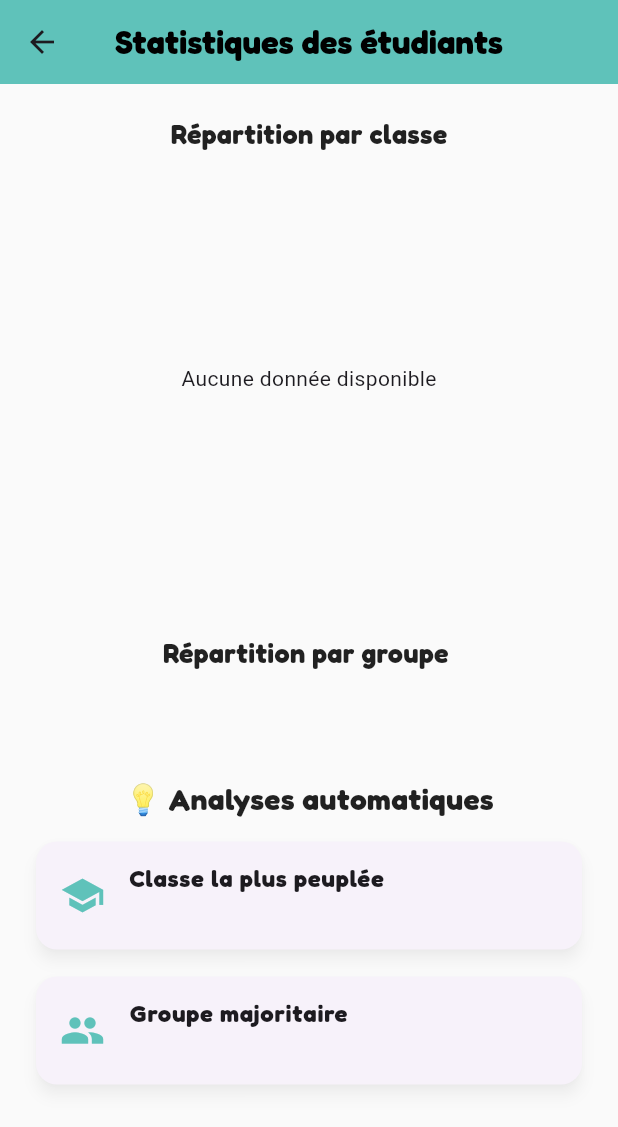
After one commit to MeriemGdara/attendoProject, a Flutter app: the GestionEtudiants screen opened by its route, after a tap on "Suivre les statistiques", on a phone screen of 412 x 824 dp. The commit adds this screen. Shown: the top 1127 px of the screen. Run offline on Flutter 3.47's test engine with Material 3 defaults, Android fonts, the phone set to English and light mode, and no system bars; our stand-ins replace cloud_firestore, firebase_auth, firebase_core, fl_chart, google_fonts, multi_select_flutter and 1 more; accounts and stored records are empty.

Commit message:
gestion etudiants vérifié et bien organisé complète avec statistiques des classes et étudiants
# Conflicts:
#	pubspec.lock

```diff
--- /dev/null
+++ b/lib/Statistiques des étudiants.dart
@@ -0,0 +1,310 @@
+import 'package:flutter/material.dart';
+import 'package:google_fonts/google_fonts.dart';
+import 'package:cloud_firestore/cloud_firestore.dart';
+import 'package:fl_chart/fl_chart.dart';
+
+class SuivreStatistiquesPage extends StatefulWidget {
+  const SuivreStatistiquesPage({super.key});
+
+  @override
+  State<SuivreStatistiquesPage> createState() => _SuivreStatistiquesPageState();
+}
+
+class _SuivreStatistiquesPageState extends State<SuivreStatistiquesPage> {
+  bool chargement = true;
+
+  Map<String, int> etudiantsParClasse = {};
+  Map<String, Map<String, int>> groupesParClasse = {};
+  String classePlusPeuplee = "";
+  String groupeMajoritaire = "";
+
+  Future<void> chargerDonnees() async {
+    try {
+      final etudiantsSnap = await FirebaseFirestore.instance
+          .collection('users')
+          .where('role', isEqualTo: 'etudiant')
+          .get();
+
+      for (var e in etudiantsSnap.docs) {
+        final data = e.data();
+        final classe = data['classe'] ?? "Inconnue";
+        final groupe = data['groupe'] ?? "Sans groupe";
+
+        etudiantsParClasse[classe] = (etudiantsParClasse[classe] ?? 0) + 1;
+
+        groupesParClasse.putIfAbsent(classe, () => {});
+        groupesParClasse[classe]![groupe] =
+            (groupesParClasse[classe]![groupe] ?? 0) + 1;
+      }
+
+      if (etudiantsParClasse.isNotEmpty) {
+        classePlusPeuplee = etudiantsParClasse.entries
+            .reduce((a, b) => a.value > b.value ? a : b)
+            .key;
+      }
+
+      Map<String, int> totalGroupes = {};
+      for (var classeData in groupesParClasse.values) {
+        classeData.forEach((g, v) {
+          totalGroupes[g] = (totalGroupes[g] ?? 0) + v;
+        });
+      }
+      if (totalGroupes.isNotEmpty) {
+        groupeMajoritaire =
+            totalGroupes.entries.reduce((a, b) => a.value > b.value ? a : b).key;
+      }
+
+      setState(() => chargement = false);
+    } catch (e) {
+      debugPrint("🔥 Erreur Firestore : $e");
+      setState(() => chargement = false);
+    }
+  }
+
+  @override
+  void initState() {
+    super.initState();
+    chargerDonnees();
+  }
+
+  @override
+  Widget build(BuildContext context) {
+    return Scaffold(
+      backgroundColor: Colors.grey[50],
+      appBar: AppBar(
+        backgroundColor: const Color(0xFF5fc2ba),
+        title: Text(
+          "Statistiques des étudiants",
+          style: GoogleFonts.fredoka(
+            fontWeight: FontWeight.bold,
+            color: Colors.black,
+          ),
+        ),
+        centerTitle: true,
+      ),
+      body: chargement
+          ? const Center(
+        child: CircularProgressIndicator(color: Color(0xFF5fc2ba)),
+      )
+          : SingleChildScrollView(
+        padding: const EdgeInsets.all(20),
+        child: Column(
+          crossAxisAlignment: CrossAxisAlignment.center,
+          children: [
+            // === BAR CHART ===
+            Text(
+              "Répartition par classe",
+              style: GoogleFonts.fredoka(
+                fontWeight: FontWeight.bold,
+                fontSize: 18,
+                color: Colors.black87,
+              ),
+            ),
+            const SizedBox(height: 20),
+            SizedBox(height: 260, child: _buildBarChart()),
+
+            const SizedBox(height: 40),
+
+            // === PIE CHARTS ===
+            Text(
+              "Répartition par groupe ",
+              style: GoogleFonts.fredoka(
+                fontWeight: FontWeight.bold,
+                fontSize: 18,
+                color: Colors.black87,
+              ),
+            ),
+            const SizedBox(height: 20),
+
+            // défilement horizontal
+            SingleChildScrollView(
+              scrollDirection: Axis.horizontal,
+              child: Row(
+                children: groupesParClasse.entries.map((entry) {
+                  final classe = entry.key;
+                  final groupes = entry.value;
+
+                  return Container(
+                    width: 250,
+                    height: 250,
+                    margin: const EdgeInsets.symmetric(horizontal: 12),
+                    padding: const EdgeInsets.all(20),
+                    decoration: BoxDecoration(
+                      color: Colors.white,
+                      borderRadius: BorderRadius.circular(16),
+                      boxShadow: [
+                        BoxShadow(
+                          color: Colors.black12,
+                          blurRadius: 6,
+                          offset: const Offset(0, 3),
+                        ),
+                      ],
+                    ),
+                    child: Column(
+                      mainAxisAlignment: MainAxisAlignment.center,
+                      children: [
+                        Text(
+                          "Classe : $classe",
+                          textAlign: TextAlign.center,
+                          style: GoogleFonts.fredoka(
+                            fontWeight: FontWeight.w600,
+                            fontSize: 20,
+                            color: Colors.black87,
+                          ),
+                        ),
+                        const SizedBox(height: 25),
+                        SizedBox(
+                          width: 130,
+                          height: 130,
+                          child: _buildPieChart(groupes),
+
+                        ),
+
+                      ],
+                    ),
+                  );
+                }).toList(),
+              ),
+
+            ),
+
+            const SizedBox(height:50),
+
+            // === ANALYSES ===
+            Text(
+              "💡 Analyses automatiques",
+              style: GoogleFonts.fredoka(
+                fontSize: 20,
+                fontWeight: FontWeight.bold,
+                color: Colors.black87,
+              ),
+            ),
+            const SizedBox(height: 10),
+            _buildInsightCard(
+                "Classe la plus peuplée", classePlusPeuplee, Icons.school),
+            const SizedBox(height: 10),
+            _buildInsightCard(
+                "Groupe majoritaire", groupeMajoritaire, Icons.group),
+          ],
+        ),
+      ),
+    );
+  }
+
+  // === 📊 BAR CHART ===
+  Widget _buildBarChart() {
+    final barSpots = etudiantsParClasse.entries.toList();
+
+    if (barSpots.isEmpty) {
+      return const Center(child: Text("Aucune donnée disponible"));
+    }
+
+    return BarChart(
+      BarChartData(
+        barGroups: barSpots.asMap().entries.map((entry) {
+          int i = entry.key;
+          int value = entry.value.value;
+          return BarChartGroupData(x: i, barRods: [
+            BarChartRodData(
+              toY: value.toDouble(),
+              width: 20,
+              borderRadius: BorderRadius.circular(6),
+              color: const Color(0xFF5fc2ba),
+            ),
+          ]);
+        }).toList(),
+        titlesData: FlTitlesData(
+          bottomTitles: AxisTitles(
+            sideTitles: SideTitles(
+              showTitles: true,
+              reservedSize: 38,
+              getTitlesWidget: (value, _) {
+                if (value.toInt() < barSpots.length) {
+                  return Padding(
+                    padding: const EdgeInsets.only(top: 4),
+                    child: Text(
+                      barSpots[value.toInt()].key,
+                      style: GoogleFonts.fredoka(fontSize: 10),
+                    ),
+                  );
+                }
+                return const Text('');
+              },
+            ),
+          ),
+          leftTitles: AxisTitles(
+              sideTitles: SideTitles(showTitles: true, reservedSize: 28)),
+        ),
+        gridData: FlGridData(show: true),
+        borderData: FlBorderData(show: false),
+      ),
+    );
+  }
+
+  // === 🥧 PIE CHART ===
+  Widget _buildPieChart(Map<String, int> groupes) {
+    final pieSpots = groupes.entries.toList();
+    if (pieSpots.isEmpty) {
+      return const Center(child: Text("Aucune donnée disponible"));
+    }
+
+    final couleurs = [
+      const Color(0xFF54aea6),
+      const Color(0xFF67b3ee),
+      const Color(0xFFf6b26b),
+      const Color(0xFFd46a6a),
+    ];
+
+    return PieChart(
+      PieChartData(
+        sectionsSpace: 2,
+        centerSpaceRadius: 35,
+        sections: pieSpots.asMap().entries.map((entry) {
+          final index = entry.key;
+          final data = entry.value;
+          final total = pieSpots.map((e) => e.value).reduce((a, b) => a + b);
+          final pourcentage = ((data.value / total) * 100).toStringAsFixed(1);
+
+          return PieChartSectionData(
+            color: couleurs[index % couleurs.length],
+            value: data.value.toDouble(),
+            title: "${data.key}\n$pourcentage%",
+            radius: 50, // ✅ légèrement plus petit pour bien tenir dans la carte
+            titleStyle: GoogleFonts.fredoka(
+              color: Colors.white,
+              fontWeight: FontWeight.bold,
+              fontSize: 20,
+            ),
+          );
+        }).toList(),
+      ),
+    );
+  }
+
+  // === 💡 INSIGHT CARD ===
+  Widget _buildInsightCard(String title, String value, IconData icon) {
+    return Card(
+      elevation: 4,
+      shadowColor: Colors.black26,
+      shape: RoundedRectangleBorder(borderRadius: BorderRadius.circular(14)),
+      child: ListTile(
+        leading: Icon(icon, color: const Color(0xFF5fc2ba), size: 30),
+        title: Text(
+          title,
+          style: GoogleFonts.fredoka(
+            fontWeight: FontWeight.bold,
+            fontSize: 16,
+          ),
+        ),
+        subtitle: Text(
+          value,
+          style: GoogleFonts.fredoka(
+            fontWeight: FontWeight.w600,
+            fontSize: 15,
+            color: Colors.black87,
+          ),
+        ),
+      ),
+    );
+  }
+}
--- a/lib/gestionEtudiants.dart
+++ b/lib/gestionEtudiants.dart
@@ -4,6 +4,7 @@ import 'package:cloud_firestore/cloud_firestore.dart';
 import 'ClassesGroupesPage.dart';
 import 'rechercher_filtrer_page.dart';
 import 'reaffecter_etudiants_page.dart';
+import 'Statistiques des étudiants.dart';
 
 class GestionEtudiants extends StatefulWidget {
   const GestionEtudiants({super.key});
@@ -155,8 +156,14 @@ class _GestionEtudiantsState extends State<GestionEtudiants> {
                 const SizedBox(height: 16),
                 _MenuItem(
                   title: 'Suivre les statistiques',
-                  onTap: () {},
+                  onTap: () {
+                    Navigator.push(
+                      context,
+                      MaterialPageRoute(builder: (context) => const SuivreStatistiquesPage()),
+                    );
+                  },
                 ),
+
               ],
             ),
           ),
--- a/pubspec.yaml
+++ b/pubspec.yaml
@@ -42,6 +42,7 @@ dependencies:
   qr_flutter: ^4.0.0
   uuid: ^3.0.7
   multi_select_flutter: ^4.1.3
+  fl_chart: ^0.65.0
 
 
 
```
Also changed, not shown: lib/reaffecter_etudiants_page.dart (+99 -91 lines), pubspec.lock.
